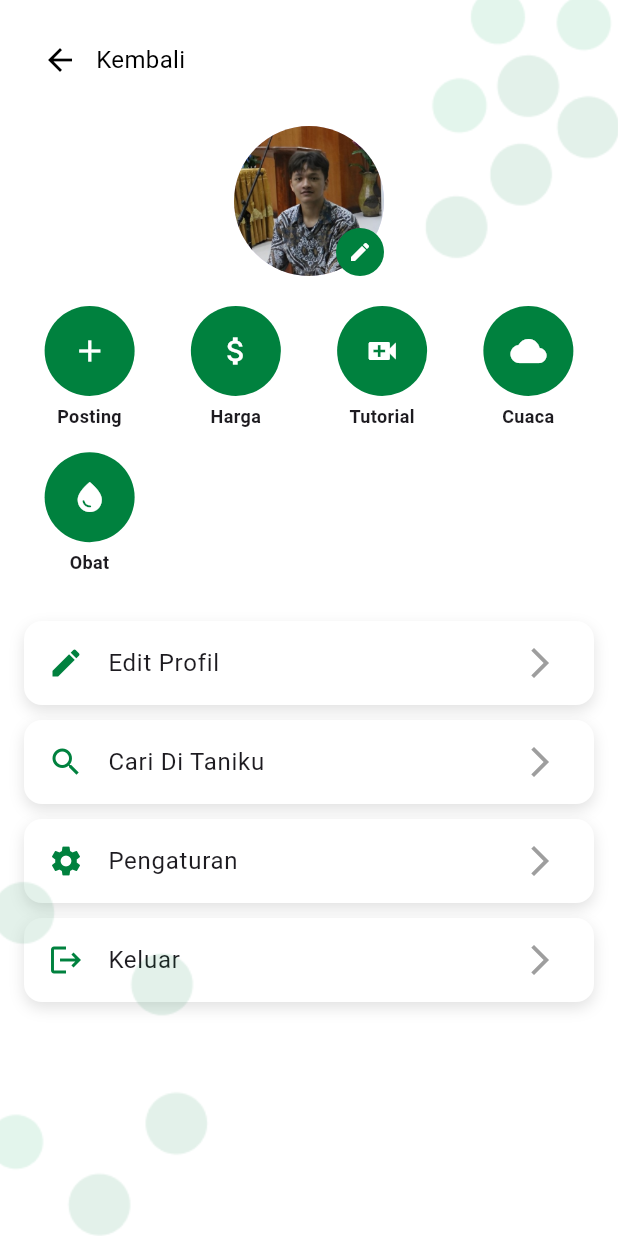
After one commit to Nndittoo/TANIKU, a Flutter app: the ProfilePage screen opened directly, on a phone screen of 412 x 824 dp. The commit adds this screen. Run offline on Flutter 3.47's test engine with Material 3 defaults, Android fonts, the phone set to English and light mode, and no system bars.

Commit message:
Profil Page

```diff
--- /dev/null
+++ b/lib/page/profil.dart
@@ -0,0 +1,183 @@
+import 'package:flutter/material.dart';
+import 'package:pemrograman_mobile/page/auth/login.dart';
+import 'package:pemrograman_mobile/page/home.dart';
+
+class ProfilePage extends StatelessWidget {
+  const ProfilePage({super.key});
+
+  @override
+  Widget build(BuildContext context) {
+    return Scaffold(
+      body: Stack(
+        children: [
+          Padding(
+            padding: const EdgeInsets.all(16.0),
+            child: Column(
+              crossAxisAlignment: CrossAxisAlignment.start,
+              children: [
+                // Tombol Kembali
+                Row(
+                  children: [
+                    IconButton(
+                      onPressed: () {
+                        Navigator.pop(context);
+                      },
+                      icon: Icon(Icons.arrow_back, color: Colors.black),
+                    ),
+                    Text(
+                      "Kembali",
+                      style: TextStyle(fontSize: 16, color: Colors.black),
+                    ),
+                  ],
+                ),
+                SizedBox(height: 20),
+                // Foto Profil dengan Icon Edit
+                Center(
+                  child: Stack(
+                    alignment: Alignment.bottomRight,
+                    children: [
+                      CircleAvatar(
+                        radius: 50,
+                        backgroundImage: AssetImage("asset/img/profil.jpg"),
+                      ),
+                      Positioned(
+                        bottom: 0,
+                        right: 0,
+                        child: CircleAvatar(
+                          radius: 16,
+                          backgroundColor: const Color(0xff00813E),
+                          child: IconButton(
+                            padding: EdgeInsets.zero,
+                            icon: Icon(
+                              Icons.edit,
+                              color: Colors.white,
+                              size: 16,
+                            ),
+                            onPressed: () {
+                              // Fungsi untuk edit foto profil
+                            },
+                          ),
+                        ),
+                      ),
+                    ],
+                  ),
+                ),
+                SizedBox(height: 20),
+                // Tombol-tombol di bawah Foto Profil
+                GridView.count(
+                  crossAxisCount: 4,
+                  shrinkWrap: true,
+                  mainAxisSpacing: 10,
+                  crossAxisSpacing: 10,
+                  children: [
+                    _buildIconButton(Icons.add, "Posting", const Color(0xff00813E), () {
+                      // Fungsi untuk tombol Posting
+                      print("Posting button pressed");
+                    }),
+                    _buildIconButton(Icons.attach_money, "Harga", const Color(0xff00813E), () {
+                      // Fungsi untuk tombol Harga
+                      print("Harga button pressed");
+                    }),
+                    _buildIconButton(Icons.video_call, "Tutorial", const Color(0xff00813E), () {
+                      // Fungsi untuk tombol Tutorial
+                      print("Tutorial button pressed");
+                    }),
+                    _buildIconButton(Icons.cloud, "Cuaca", const Color(0xff00813E), () {
+                      // Fungsi untuk tombol Cuaca
+                      print("Cuaca button pressed");
+                    }),
+                    _buildIconButton(Icons.water_drop, "Obat", const Color(0xff00813E), () {
+                      // Fungsi untuk tombol Obat
+                      print("Obat button pressed");
+                    }),
+                  ],
+                ),
+                SizedBox(height: 20),
+                // Daftar Tombol
+                _buildListButton(Icons.edit, "Edit Profil", context, () {
+                  // Fungsi untuk tombol Edit Profil
+                  print("Edit Profil button pressed");
+                }),
+                _buildListButton(Icons.search, "Cari Di Taniku", context, () {
+                  // Fungsi untuk tombol Cari Di Taniku
+                   Navigator.push(
+                    context,
+                    MaterialPageRoute(
+                        builder: (context) => const SearchPage()));
+                }),
+                _buildListButton(Icons.settings, "Pengaturan", context, () {
+                  // Fungsi untuk tombol Pengaturan
+                  print("Pengaturan button pressed");
+                }),
+                _buildListButton(Icons.logout, "Keluar", context, () {
+                  // Fungsi untuk tombol Keluar
+                   Navigator.push(
+                    context,
+                    MaterialPageRoute(
+                        builder: (context) => const LoginPage()));
+                }),
+              ],
+            ),
+          ),
+          // Bola Dekorasi di Sudut Atas Kanan dan Bawah Kiri
+          Positioned(
+            top: -10,
+            right: -5,
+            child: Image.asset("asset/img/bola-tipis-atas.png"),
+          ),
+          Positioned(
+            bottom: -40,
+            left: -40,
+            child: Image.asset("asset/img/bola-tipis-bawah.png"),
+          ),
+        ],
+      ),
+    );
+  }
+
+  // Fungsi untuk membuat tombol ikon dengan latar belakang
+  Widget _buildIconButton(IconData icon, String label, Color color, VoidCallback onPressed) {
+    return GestureDetector(
+      onTap: onPressed,
+      child: Column(
+        children: [
+          CircleAvatar(
+            radius: 30,
+            backgroundColor: color,
+            child: Icon(icon, color: Colors.white, size: 24),
+          ),
+          SizedBox(height: 5),
+          Text(
+            label,
+            style: TextStyle(fontSize: 12, fontWeight: FontWeight.bold),
+            textAlign: TextAlign.center,
+          ),
+        ],
+      ),
+    );
+  }
+
+  // Fungsi untuk membuat tombol daftar
+  Widget _buildListButton(IconData icon, String label, BuildContext context, VoidCallback onPressed) {
+    return Container(
+      margin: EdgeInsets.symmetric(vertical: 5),
+      decoration: BoxDecoration(
+        color: Colors.white,
+        borderRadius: BorderRadius.circular(12),
+        boxShadow: [
+          BoxShadow(
+            color: Colors.grey.withOpacity(0.3),
+            blurRadius: 8,
+            offset: Offset(0, 4),
+          ),
+        ],
+      ),
+      child: ListTile(
+        leading: Icon(icon, color: const Color(0xff00813E)),
+        title: Text(label),
+        trailing: Icon(Icons.arrow_forward_ios, color: Colors.grey),
+        onTap: onPressed,
+      ),
+    );
+  }
+}
```
Also changed, not shown: lib/page/home.dart (+63 -61 lines), asset/img/bola-tipis-atas.png (added).
